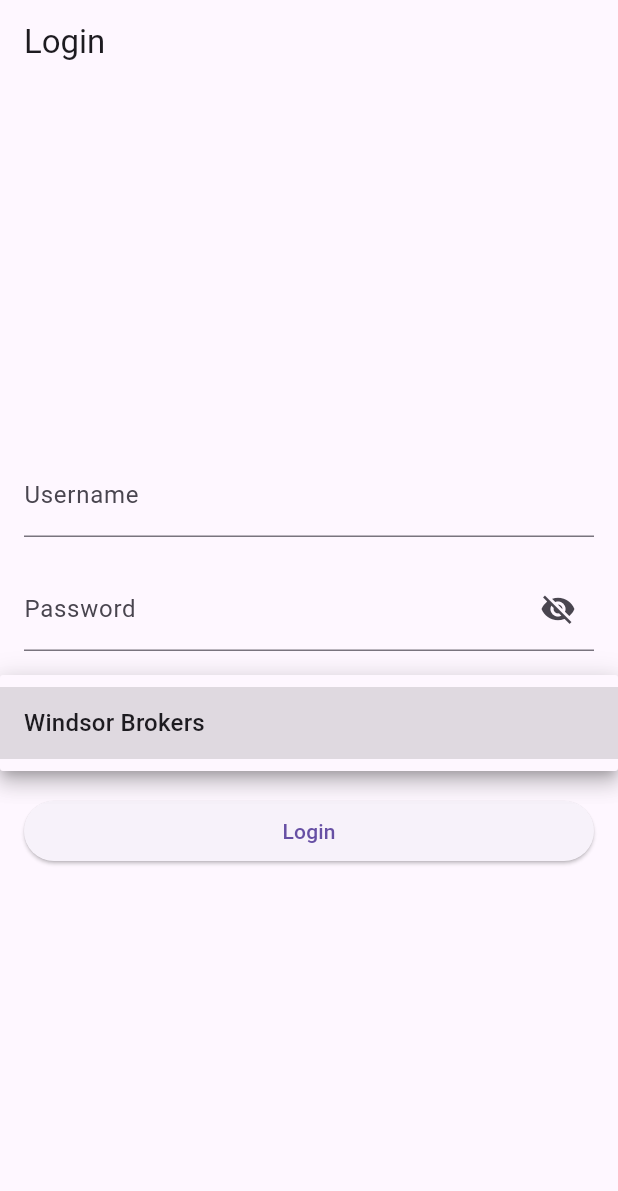
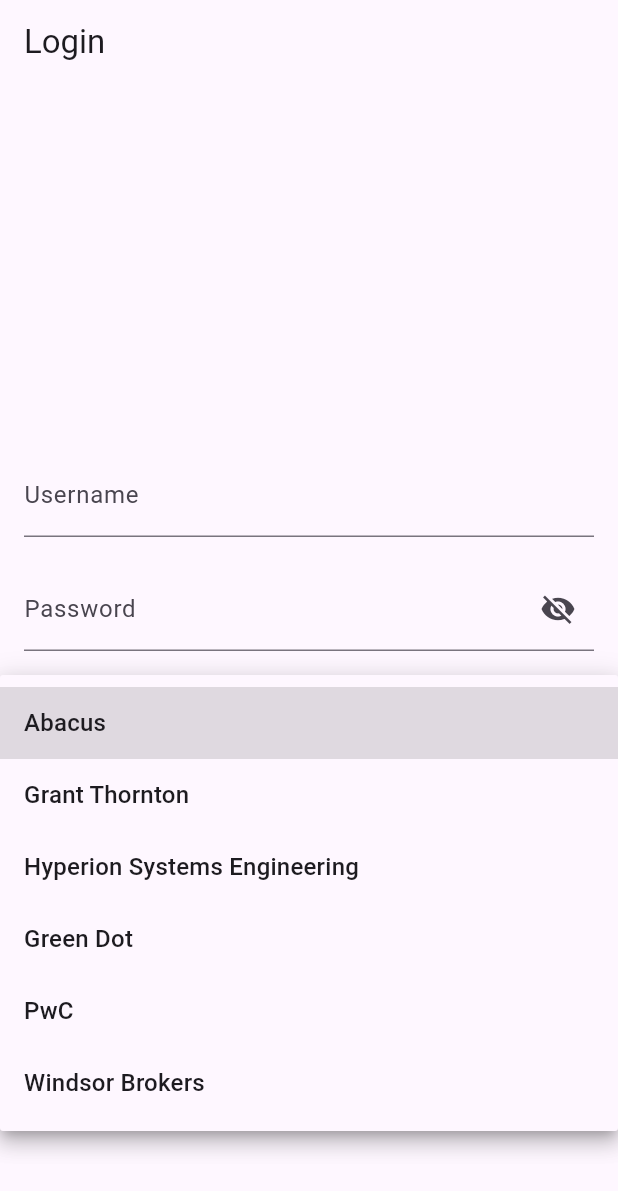
Before and after one commit to psamx/TimeAndAttendance, a Flutter app: the screen it shows after launch, after a tap on "Entity", on a phone screen of 412 x 824 dp. Shown: the top 1191 px of the screen. Run offline on Flutter 3.47's test engine with Material 3 defaults, Android fonts, the phone set to English and light mode, and no system bars; our stand-ins replace flutter_secure_storage, geolocator, google_maps_flutter.

Commit message:
Added Support for more companies

```diff
--- a/timeandattendanceapp/lib/login_screen.dart
+++ b/timeandattendanceapp/lib/login_screen.dart
@@ -14,7 +14,7 @@
   final TextEditingController _usernameController = TextEditingController();
   final TextEditingController _passwordController = TextEditingController();
   String? _selectedEntity; // Variable to hold the selected entity
-  final List<String> _entities = ['Windsor Brokers']; // Example entities
+  final List<String> _entities = ['Abacus','Grant Thornton','Hyperion Systems Engineering','Green Dot', 'PwC','Windsor Brokers']; // Example entities
 
   final AppConfig _appConfig = AppConfig();
   //if data exists in local storage, fill the text fields with the data
```
